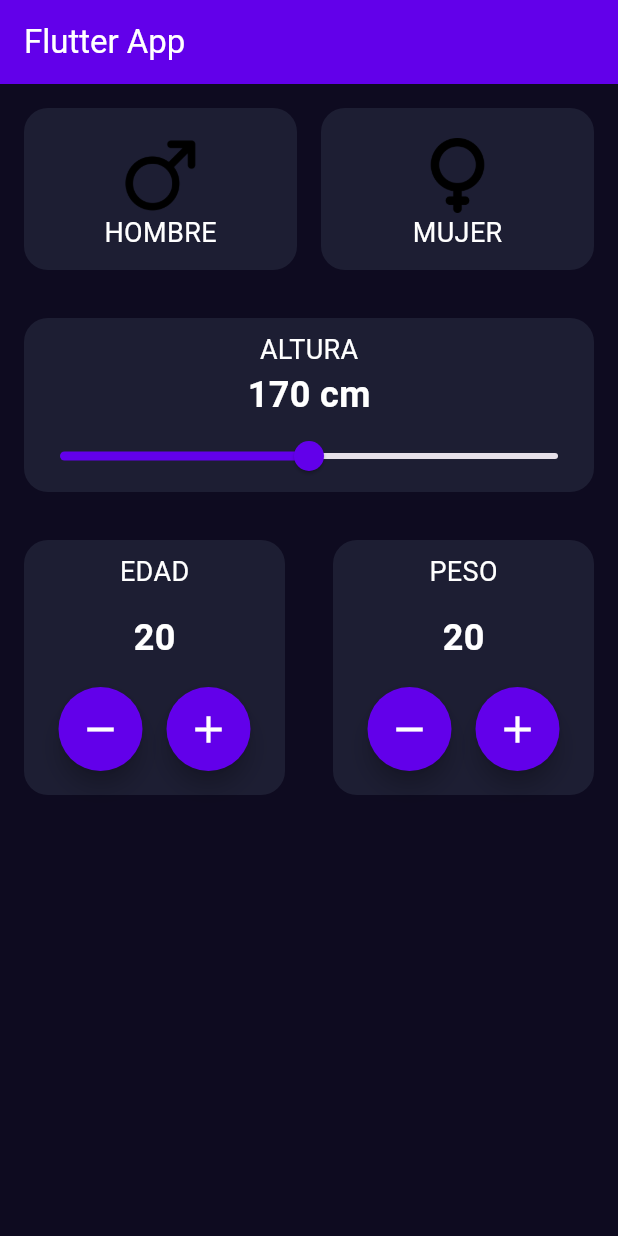
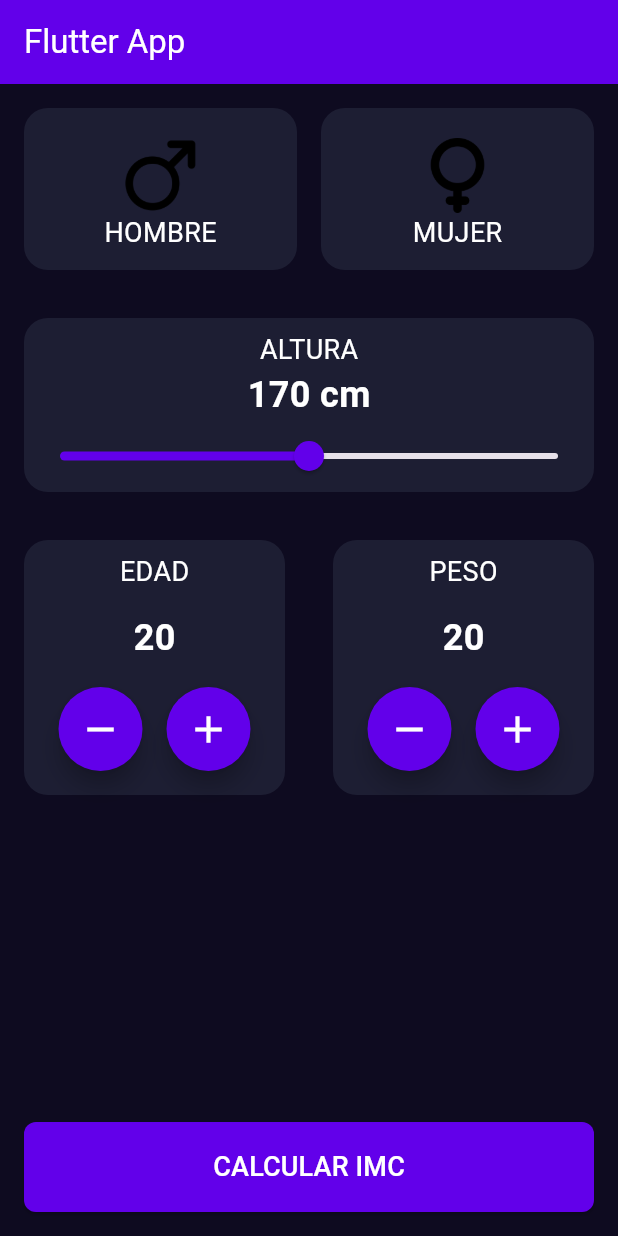
Before and after one commit to Bcelid/control_imc, a Flutter app: the screen it shows after launch, on a phone screen of 412 x 824 dp. Run offline on Flutter 3.47's test engine with Material 3 defaults, Android fonts, the phone set to English and light mode, and no system bars.

Commit message:
Final de calculo de IMC

```diff
--- a/lib/components/height_selector.dart
+++ b/lib/components/height_selector.dart
@@ -3,15 +3,17 @@ import 'package:flutter_application_1/core/app_color.dart';
 import 'package:flutter_application_1/core/text_style.dart';
 
 class HeightSelector extends StatefulWidget {
-  const HeightSelector({super.key});
+  final double selectedHeight;
+  final Function(double) onHeightChanged;
+  const HeightSelector({super.key, required this.selectedHeight, required this.onHeightChanged});
 
   @override
   State<HeightSelector> createState() => _HeightSelectorState();
 }
 
 class _HeightSelectorState extends State<HeightSelector> {
-  double height = 170.0; // Default height in cm
-  int get heightInt => height.toInt();
+
+  int get heightInt => widget.selectedHeight.toInt();
   @override
   Widget build(BuildContext context) {
     return Padding(
@@ -26,10 +28,9 @@ class _HeightSelectorState extends State<HeightSelector> {
             SizedBox(height: 8),
             Text("Altura".toUpperCase(),style: TextStyles.bodyText),
             Text("$heightInt cm", style:TextStyles.heightText),
-            Slider(value: height, onChanged:(value){
-              setState(() {
-                height = value;
-              });
+            Slider(value: widget.selectedHeight,
+            onChanged:(value){
+              widget.onHeightChanged(value);
             },
             min:90,
             max: 250,
--- a/lib/components/number_selector.dart
+++ b/lib/components/number_selector.dart
@@ -37,6 +37,7 @@ class _NumberSelectorState extends State<NumberSelector> {
                 mainAxisAlignment: MainAxisAlignment.center,
                 children: [
                   FloatingActionButton(
+                    heroTag: null, // Avoids hero tag conflicts
                     onPressed: (){
                       widget.onDecrement();
                     },
@@ -46,6 +47,7 @@ class _NumberSelectorState extends State<NumberSelector> {
                   ),
                   SizedBox(width: 16),
                   FloatingActionButton(
+                    heroTag: null, // Avoids hero tag conflicts
                     onPressed: (){
                       widget.onIncrement();
                     },
--- a/lib/screens/imc_home_screen.dart
+++ b/lib/screens/imc_home_screen.dart
@@ -2,6 +2,9 @@ import 'package:flutter/material.dart';
 import 'package:flutter_application_1/components/gender_selector.dart';
 import 'package:flutter_application_1/components/height_selector.dart';
 import 'package:flutter_application_1/components/number_selector.dart';
+import 'package:flutter_application_1/core/app_color.dart';
+import 'package:flutter_application_1/core/text_style.dart';
+import 'package:flutter_application_1/screens/imc_result_screen.dart';
 
 class ImcHomeScreen extends StatefulWidget {
   const ImcHomeScreen({super.key});
@@ -13,12 +16,21 @@ class ImcHomeScreen extends StatefulWidget {
 class _ImcHomeScreenState extends State<ImcHomeScreen> {
   int selectedAge = 20;
   int selectedWeight = 20;
+  double selectedHeight = 170.0; // Default height in cm
+
   @override
   Widget build(BuildContext context) {
     return Column(
       children: [
         GenderSelector(),
-        HeightSelector(),
+        HeightSelector(
+          selectedHeight: selectedHeight,
+          onHeightChanged: (newheight) {
+            setState(() {
+              selectedHeight = newheight;
+            });
+          },
+        ),
         Row(
           children: [
             Expanded(
@@ -55,6 +67,33 @@ class _ImcHomeScreenState extends State<ImcHomeScreen> {
             ),
           ],
         ),
+        Spacer(),
+        Padding(
+          padding: const EdgeInsets.all(16.0),
+          child: SizedBox(
+            height: 60,
+            width: double.infinity,
+            child: ElevatedButton(
+              onPressed: () {
+                Navigator.push(context,
+                MaterialPageRoute(builder: (context) => ImcResultScreen(
+                  height: selectedHeight,
+                  peso: selectedWeight,
+                  age: selectedAge,
+                )));
+              },
+              style: ButtonStyle(
+                shape: WidgetStateProperty.all(
+                  RoundedRectangleBorder(
+                    borderRadius: BorderRadius.circular(8),
+                  ),
+                ),
+                backgroundColor: WidgetStateProperty.all(AppColor.primary),
+              ),
+              child: Text("CALCULAR IMC", style: TextStyles.bodyText),
+            ),
+          ),
+        ),
       ],
     );
   }
```
Also changed, not shown: lib/screens/imc_result_screen.dart (added, +129 -0 lines).
